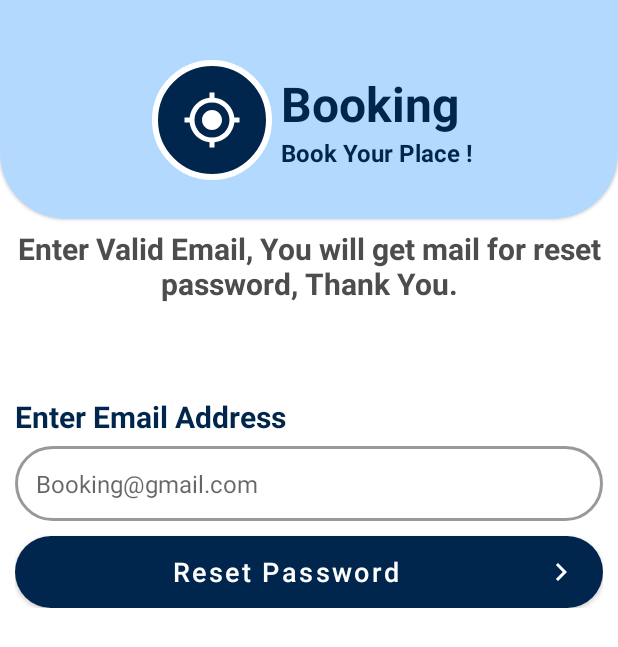
After one commit to jayvalangar-Sureify/Booking, an Android app: the layout dialog_reset_password.xml on its own in the app's theme, with its tools: preview values and no code run, on a phone screen of 412 x 824 dp. The commit adds this screen. Shown: the top 647 px of the screen. Run offline under Robolectric (Android 15) with nearby library versions, the phone set to English and light mode, and no system bars.

Commit message:
Reset Password Added Successfully !

```diff
--- a/app/src/main/java/com/example/booking/ui/Login/LoginScreenActivity.java
+++ b/app/src/main/java/com/example/booking/ui/Login/LoginScreenActivity.java
@@ -1,18 +1,28 @@
 package com.example.booking.ui.Login;
 
+import android.app.AlertDialog;
+import android.content.DialogInterface;
 import android.content.Intent;
 import android.os.Bundle;
 import android.text.TextUtils;
 import android.view.View;
+import android.widget.Button;
+import android.widget.EditText;
+import android.widget.ImageView;
+import android.widget.LinearLayout;
+import android.widget.TextView;
 
 import androidx.annotation.NonNull;
 import androidx.appcompat.app.AppCompatActivity;
+import androidx.core.content.ContextCompat;
 
 import com.example.booking.MainActivity;
 import com.example.booking.R;
 import com.example.booking.databinding.ActivityLoginScreenBinding;
 import com.example.booking.ui.Signup.SignupScreen_User;
 import com.google.android.gms.tasks.OnCompleteListener;
+import com.google.android.gms.tasks.OnFailureListener;
+import com.google.android.gms.tasks.OnSuccessListener;
 import com.google.android.gms.tasks.Task;
 import com.google.firebase.auth.AuthResult;
 import com.google.firebase.auth.FirebaseAuth;
@@ -99,5 +109,82 @@ public class LoginScreenActivity extends AppCompatActivity {
         });
         //-=-=-=-=-=-=-=-=-=-=-=-=-=-=-=-=-=-=-=-=-=-=-=-=-=-=-=-=-=-=-=-=-=-=-=-=-=-=-=-=-=-=-=-=-=-=-=-=-=-=-=-=-=-=-=-=-=-=-=-=-=-=-=
 
+
+
+        // Forgot Password
+        //-=-=-=-=-=-=-=-=-=-=-=-=-=-=-=-=-=-=-=-=-=-=-=-=-=-=-=-=-=-=-=-=-=-=-=-=-=-=-=-=-=-=-=-=-=-=-=-=-=-=-=-=-=-=-=-=-=-=-=-=-=-=-=
+        binding.tvForgotPassword.setOnClickListener(new View.OnClickListener() {
+            @Override
+            public void onClick(View v) {
+
+                // create an alert builder
+                AlertDialog.Builder builder = new AlertDialog.Builder(LoginScreenActivity.this);
+                builder.setCancelable(true);
+
+                // set the custom layout
+                final View customLayout = getLayoutInflater().inflate(R.layout.dialog_reset_password, null);
+                builder.setView(customLayout);
+
+                //-------------------------------------------------------------------------------
+                EditText et_reset_password_enter_email;
+                TextView tv_reset_passwrd_error, tv_reset_password_info;
+                Button btn_reset_password;
+                LinearLayout reset_password_ll;
+                ImageView iv_reset_password_right;
+                reset_password_ll = (LinearLayout) customLayout.findViewById(R.id.reset_password_ll);
+                et_reset_password_enter_email = (EditText) customLayout.findViewById(R.id.et_reset_password_enter_email);
+                tv_reset_password_info = (TextView) customLayout.findViewById(R.id.tv_reset_password_info);
+                tv_reset_passwrd_error = (TextView) customLayout.findViewById(R.id.tv_reset_passwrd_error);
+                iv_reset_password_right = (ImageView) customLayout.findViewById(R.id.iv_reset_right_image);
+                btn_reset_password = (Button) customLayout.findViewById(R.id.btn_reset_password);
+                //-------------------------------------------------------------------------------
+
+
+
+
+                btn_reset_password.setOnClickListener(new View.OnClickListener() {
+                    @Override
+                    public void onClick(View v) {
+                        String reset_email_string = et_reset_password_enter_email.getText().toString();
+                        if(TextUtils.isEmpty(reset_email_string)){
+                            tv_reset_passwrd_error.setText("Enter Email !");
+                            et_reset_password_enter_email.setError("Enter Email !");
+                            return;
+                        }
+
+
+                        firebaseAuth.sendPasswordResetEmail(reset_email_string).addOnSuccessListener(new OnSuccessListener<Void>() {
+                            @Override
+                            public void onSuccess(Void unused) {
+                                tv_reset_passwrd_error.setTextColor(ContextCompat.getColor(getApplicationContext(), R.color.combo_text_green));
+                                tv_reset_passwrd_error.setText("Email Sent Successfully, Check Your mail !");
+                                iv_reset_password_right.setVisibility(View.VISIBLE);
+                                reset_password_ll.setVisibility(View.GONE);
+                                tv_reset_password_info.setVisibility(View.GONE);
+
+                            }
+                        }).addOnFailureListener(new OnFailureListener() {
+                            @Override
+                            public void onFailure(@NonNull Exception e) {
+                                tv_reset_passwrd_error.setTextColor(ContextCompat.getColor(getApplicationContext(), R.color.red));
+                                tv_reset_passwrd_error.setText("Error : "+e.getMessage());
+                            }
+                        });
+                    }
+                });
+                // add a button
+                builder.setPositiveButton("Back", new DialogInterface.OnClickListener() {
+                    @Override
+                    public void onClick(DialogInterface dialog, int which) {
+                    }
+                });
+
+                // create and show the alert dialog
+                AlertDialog dialog = builder.create();
+                dialog.show();
+            }
+        });
+        //-=-=-=-=-=-=-=-=-=-=-=-=-=-=-=-=-=-=-=-=-=-=-=-=-=-=-=-=-=-=-=-=-=-=-=-=-=-=-=-=-=-=-=-=-=-=-=-=-=-=-=-=-=-=-=-=-=-=-=-=-=-=-=
+
     }
 }
--- /dev/null
+++ b/app/src/main/res/drawable/icon_right_50.xml
@@ -0,0 +1,5 @@
+<vector android:height="50dp" android:tint="#FFFFFF"
+    android:viewportHeight="24" android:viewportWidth="24"
+    android:width="50dp" xmlns:android="http://schemas.android.com/apk/res/android">
+    <path android:fillColor="@android:color/white" android:pathData="M9,16.17L4.83,12l-1.42,1.41L9,19 21,7l-1.41,-1.41z"/>
+</vector>
--- a/app/src/main/res/layout/activity_login_screen.xml
+++ b/app/src/main/res/layout/activity_login_screen.xml
@@ -159,6 +159,19 @@
                 android:textCursorDrawable="@color/combo_text_blue"
                 android:hint="@string/password_hint" />
 
+            <TextView
+                android:id="@+id/tv_Forgot_Password"
+                android:layout_width="wrap_content"
+                android:layout_height="wrap_content"
+                android:textStyle="bold"
+                android:padding="10dp"
+                android:gravity="end"
+                android:layout_marginTop="10dp"
+                android:layout_gravity="end"
+                android:textSize="16sp"
+                android:textColor="@color/combo_text_blue"
+                android:text="@string/forgot_password" />
+
         </LinearLayout>
 
     </RelativeLayout>
--- a/app/src/main/res/layout/activity_signup_screen_user.xml
+++ b/app/src/main/res/layout/activity_signup_screen_user.xml
@@ -1,5 +1,6 @@
 <?xml version="1.0" encoding="utf-8"?>
-<ScrollView xmlns:android="http://schemas.android.com/apk/res/android"
+<ScrollView
+    xmlns:android="http://schemas.android.com/apk/res/android"
     xmlns:tools="http://schemas.android.com/tools"
     android:layout_width="match_parent"
     android:layout_height="match_parent"
--- /dev/null
+++ b/app/src/main/res/layout/dialog_reset_password.xml
@@ -0,0 +1,180 @@
+<?xml version="1.0" encoding="utf-8"?>
+<ScrollView
+    xmlns:android="http://schemas.android.com/apk/res/android"
+    xmlns:app="http://schemas.android.com/apk/res-auto"
+    android:layout_width="match_parent"
+    android:layout_height="wrap_content"
+    >
+
+
+    <RelativeLayout
+        android:layout_width="match_parent"
+        android:layout_height="match_parent">
+
+    <!-- Top Logo and Name -->
+    <com.google.android.material.card.MaterialCardView
+        android:id="@+id/reset_password_top_cardview"
+        android:layout_width="match_parent"
+        android:layout_height="wrap_content"
+        android:layout_marginTop="0dp"
+        app:cardBackgroundColor="@color/combo_background_blue"
+        app:shapeAppearance="@style/ShapeAppearanceOverlay.CardView">
+
+        <RelativeLayout
+            android:id="@+id/reset_password_rl_top_logo_and_name"
+            android:layout_marginTop="14dp"
+            android:padding="20dp"
+            android:layout_width="match_parent"
+            android:layout_height="wrap_content">
+
+            <LinearLayout
+                android:layout_width="match_parent"
+                android:layout_height="wrap_content"
+                android:gravity="center"
+                android:orientation="horizontal">
+
+                <RelativeLayout
+                    android:layout_width="80dp"
+                    android:layout_height="80dp"
+                    android:layout_margin="6dp"
+                    android:adjustViewBounds="true"
+                    android:background="@drawable/circle_combo_text_blue"
+                    android:layout_above="@id/layoutBottom">
+
+                    <ImageView
+                        android:id="@+id/overlapImage"
+                        android:layout_width="40dp"
+                        android:layout_height="40dp"
+                        android:layout_centerInParent="true"
+                        android:src="@drawable/icon_location_24" />
+                </RelativeLayout>
+
+                <RelativeLayout
+                    android:id="@+id/reset_password_rl_top_app_one_liner"
+                    android:gravity="center"
+                    android:layout_width="wrap_content"
+                    android:layout_height="wrap_content">
+
+                    <TextView
+                        android:id="@+id/login_app_name"
+                        android:layout_width="wrap_content"
+                        android:layout_height="wrap_content"
+                        android:layout_gravity="center"
+                        android:textStyle="bold"
+                        android:textSize="32sp"
+                        android:textColor="@color/combo_text_blue"
+                        android:text="@string/app_name" />
+
+                    <TextView
+                        android:id="@+id/reset_password_app_one_liner"
+                        android:layout_below="@+id/login_app_name"
+                        android:layout_width="wrap_content"
+                        android:layout_height="wrap_content"
+                        android:layout_gravity="center"
+                        android:textStyle="bold"
+                        android:textSize="16sp"
+                        android:textColor="@color/combo_text_blue"
+                        android:text="@string/app_one_liner" />
+
+                </RelativeLayout>
+
+            </LinearLayout>
+        </RelativeLayout>
+
+    </com.google.android.material.card.MaterialCardView>
+
+    <!-- ####################################################### -->
+
+
+        <TextView
+            android:id="@+id/tv_reset_password_info"
+            android:layout_width="match_parent"
+            android:layout_height="wrap_content"
+            android:layout_below="@+id/reset_password_top_cardview"
+            android:layout_marginStart="6dp"
+            android:layout_marginTop="6dp"
+            android:layout_marginEnd="6dp"
+            android:layout_marginBottom="6dp"
+            android:gravity="center"
+            android:text="@string/reset_password_info"
+            android:textColor="@color/grey_5"
+            android:textSize="20sp"
+            android:textStyle="bold" />
+
+        <ImageView
+            android:id="@+id/iv_reset_right_image"
+            android:layout_below="@+id/tv_reset_passwrd_error"
+            android:gravity="center"
+            android:layout_width="match_parent"
+            android:layout_height="wrap_content"
+            android:src="@drawable/icon_right_50"
+            app:tint="@color/combo_text_green"
+            android:visibility="gone"
+            />
+
+        <TextView
+            android:id="@+id/tv_reset_passwrd_error"
+            android:layout_width="match_parent"
+            android:layout_height="wrap_content"
+            android:layout_below="@+id/tv_reset_password_info"
+            android:layout_margin="6dp"
+            android:gravity="center"
+            android:text=""
+            android:textColor="@color/red"
+            android:textSize="20sp"
+            android:textStyle="bold" />
+
+
+        <LinearLayout
+            android:id="@+id/reset_password_ll"
+            android:layout_width="match_parent"
+            android:layout_height="wrap_content"
+            android:layout_below="@+id/tv_reset_passwrd_error"
+            android:layout_marginStart="10dp"
+            android:layout_marginTop="10dp"
+            android:layout_marginEnd="10dp"
+            android:layout_marginBottom="10dp"
+            android:orientation="vertical">
+
+            <TextView
+                android:layout_width="wrap_content"
+                android:layout_height="wrap_content"
+                android:layout_marginTop="6dp"
+                android:text="@string/enter_email"
+                android:textColor="@color/combo_text_blue"
+                android:textSize="20sp"
+                android:textStyle="bold" />
+
+            <EditText
+                android:id="@+id/et_reset_password_enter_email"
+                android:layout_width="fill_parent"
+                android:layout_height="wrap_content"
+                android:layout_marginTop="6dp"
+                android:background="@drawable/et_style"
+                android:hint="@string/email_hint"
+                android:padding="14dp"
+                android:textColor="@color/combo_text_blue"
+                android:textCursorDrawable="@color/combo_text_blue"
+                android:textSize="16sp" />
+
+
+            <Button
+                android:id="@+id/btn_reset_password"
+                android:layout_width="match_parent"
+                android:layout_height="wrap_content"
+                android:layout_below="@+id/login_rl_input_fields"
+                android:layout_marginTop="10dp"
+                android:background="@drawable/button_state_wise_styling"
+                android:drawableEnd="@drawable/icon_right_corner_24"
+                android:enabled="true"
+                android:text="@string/reset_password"
+                android:textAllCaps="false"
+                android:textSize="18sp" />
+
+
+        </LinearLayout>
+
+
+    </RelativeLayout>
+
+</ScrollView>
--- a/app/src/main/res/values/strings.xml
+++ b/app/src/main/res/values/strings.xml
@@ -19,6 +19,7 @@
 
     <!-- login Screen -->
     <string name="login">Login</string>
+    <string name="forgot_password">Forgot Password ?</string>
     <string name="or">or</string>
     <string name="create_new_account">Create new account ?</string>
     <string name="google">Google</string>
@@ -38,6 +39,13 @@
     <!-- -=-=-=-=-=-=-=-=-=-=-=-=-=-=-=-=-=-=-=-=-= -->
 
 
+    <!-- Reset Password -->
+    <string name="reset_password">Reset Password</string>
+    <string name="back">Back</string>
+    <string name="reset_password_info">Enter Valid Email, You will get mail for reset password, Thank You.</string>
+    <!-- -=-=-=-=-=-=-=-=-=-=-=-=-=-=-=-=-=-=-=-=-= -->
+
+
     <!-- Logout -->
     <string name="action_logout">Logout</string>
     <!-- -=-=-=-=-=-=-=-=-=-=-=-=-=-=-=-=-=-=-=-=-= -->
```
